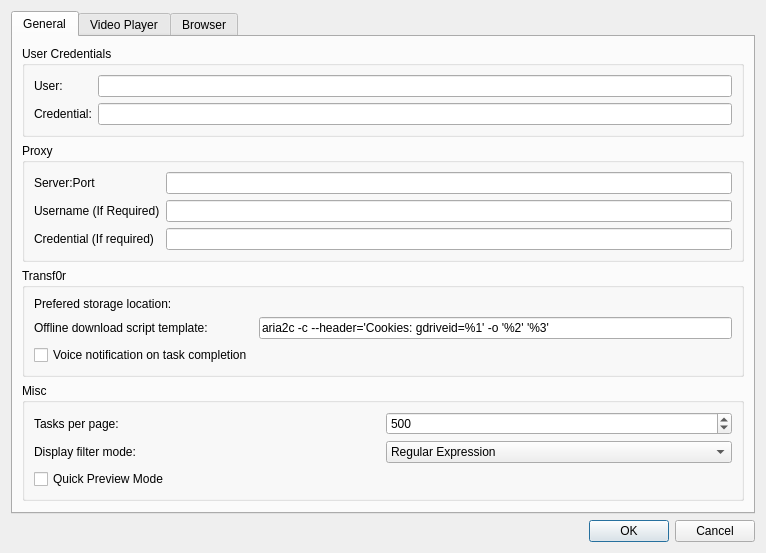
First picture: the form in ui/preferencesdlg.ui, repository PowerOlive/XLCloudClient, before the edit.
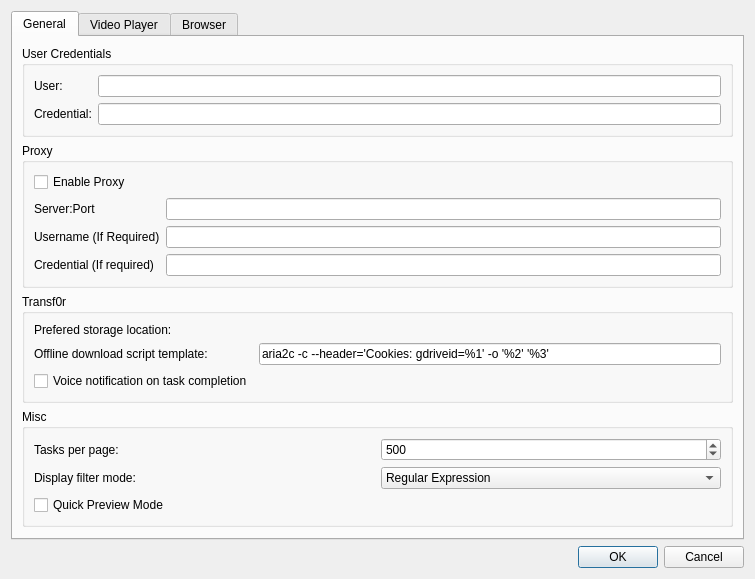
Second picture: the form after the edit. Custom widgets are drawn as their Qt base class.

The edit to the form file:
```diff
--- a/ui/preferencesdlg.ui
+++ b/ui/preferencesdlg.ui
@@ -6,8 +6,8 @@
    <rect>
     <x>0</x>
     <y>0</y>
-    <width>766</width>
-    <height>483</height>
+    <width>755</width>
+    <height>507</height>
    </rect>
   </property>
   <property name="windowTitle">
@@ -63,36 +63,43 @@
           <string>Proxy</string>
          </property>
          <layout class="QGridLayout" name="gridLayout">
-          <item row="1" column="0">
+          <item row="3" column="0">
            <widget class="QLabel" name="label_8">
             <property name="text">
              <string>Username (If Required)</string>
             </property>
            </widget>
           </item>
-          <item row="1" column="1">
-           <widget class="QLineEdit" name="proxyuser"/>
-          </item>
-          <item row="2" column="0">
+          <item row="4" column="0">
            <widget class="QLabel" name="label_9">
             <property name="text">
              <string>Credential (If required)</string>
             </property>
            </widget>
           </item>
-          <item row="2" column="1">
+          <item row="4" column="1">
            <widget class="QLineEdit" name="proxycred"/>
           </item>
-          <item row="0" column="0">
+          <item row="3" column="1">
+           <widget class="QLineEdit" name="proxyuser"/>
+          </item>
+          <item row="2" column="0">
            <widget class="QLabel" name="label_7">
             <property name="text">
              <string>Server:Port</string>
             </property>
            </widget>
           </item>
-          <item row="0" column="1">
+          <item row="2" column="1">
            <widget class="QLineEdit" name="proxyserver"/>
           </item>
+          <item row="1" column="0">
+           <widget class="QCheckBox" name="proxyEnabled">
+            <property name="text">
+             <string>Enable Proxy</string>
+            </property>
+           </widget>
+          </item>
          </layout>
         </widget>
        </item>
```
